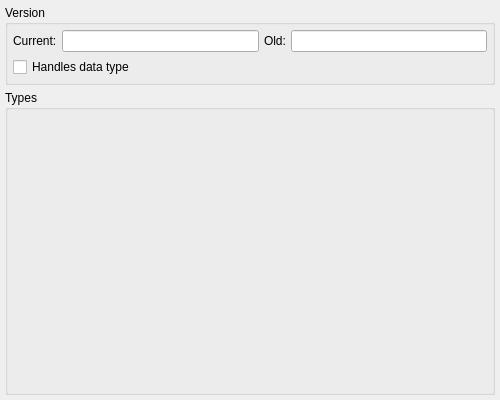
Before: the Qt Designer form libs/libgui/ui/dbobjects/extensionwidget.ui in pgmodeler/pgmodeler, drawn with Qt 5.
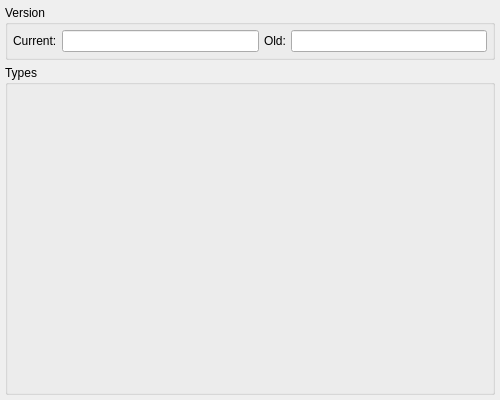
After: the same form once the commit is applied.

Commit message:
Extension object no stores the name of the child types
DatabaseModel now takes care of updating/removing the extension child
types

Minor refacotr in PgSqlType

Added the method BaseObject::isDependingOn and
BaseObject::isReferencedBy

Removed the const UserTypeConfig::ExtensionType

Diff of the .ui file:
```diff
--- a/libs/libgui/ui/dbobjects/extensionwidget.ui
+++ b/libs/libgui/ui/dbobjects/extensionwidget.ui
@@ -47,22 +47,6 @@
       <property name="spacing">
        <number>5</number>
       </property>
-      <item row="2" column="0" colspan="2">
-       <widget class="QCheckBox" name="handles_type_chk">
-        <property name="sizePolicy">
-         <sizepolicy hsizetype="Expanding" vsizetype="Fixed">
-          <horstretch>0</horstretch>
-          <verstretch>0</verstretch>
-         </sizepolicy>
-        </property>
-        <property name="toolTip">
-         <string>This attribute cannot be changed once the object is created.</string>
-        </property>
-        <property name="text">
-         <string>Handles data type</string>
-        </property>
-       </widget>
-      </item>
       <item row="0" column="1">
        <widget class="QLineEdit" name="cur_ver_edt">
         <property name="sizePolicy">
```
Left out of the diff: 26 changed lines with no effect on the pictures. The commit also changes 18 other files.
